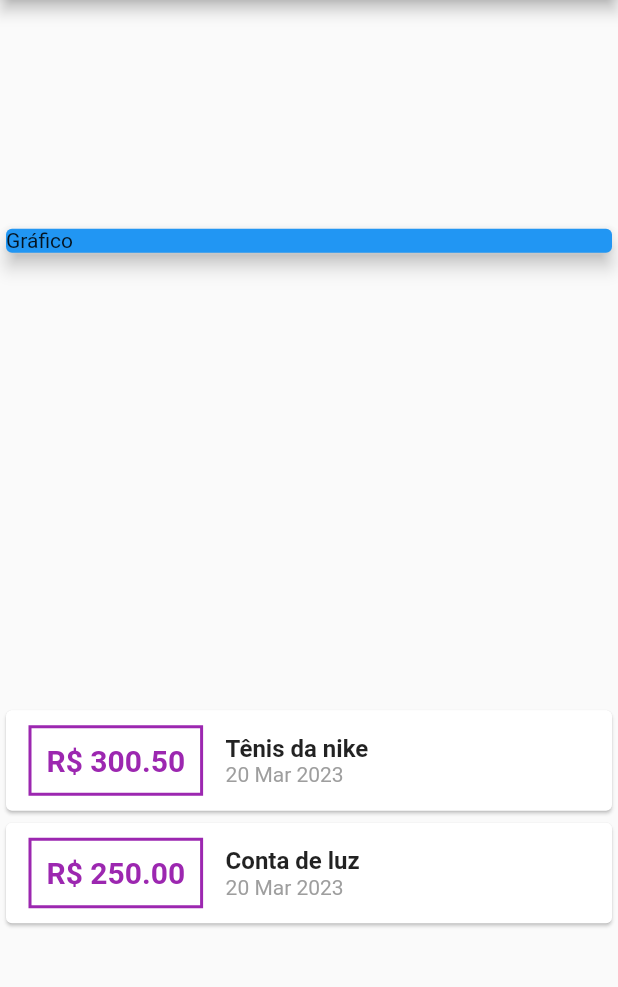
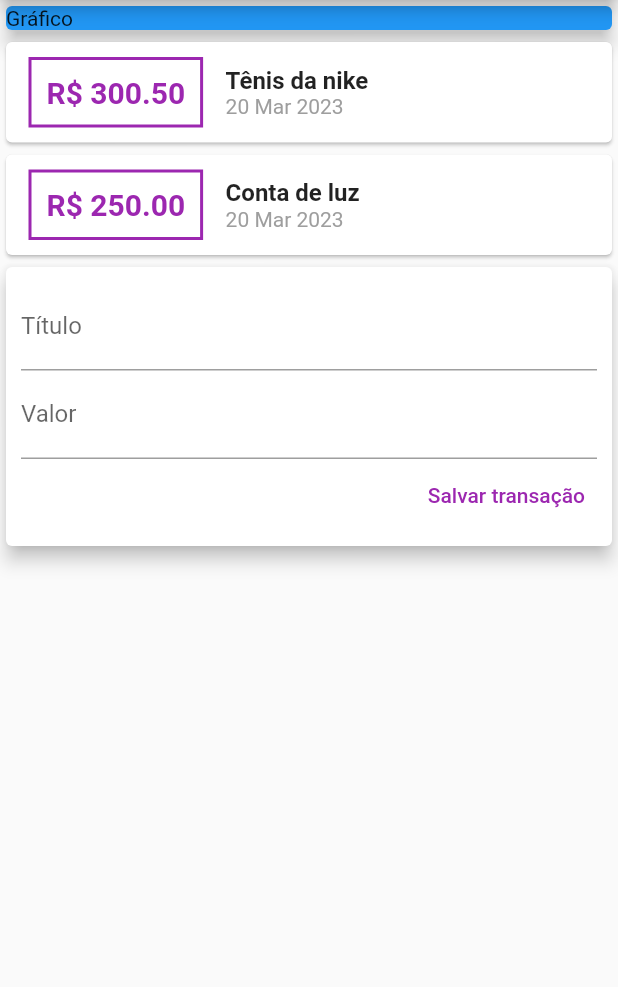
Before and after one commit to juannobert/despesas-pessoais-flutter, a Flutter app: the screen it shows after launch, on a phone screen of 412 x 824 dp, the part 84-1071 px from its top. Run offline on Flutter 3.47's test engine with Material 2 defaults, Android fonts, the phone set to English and light mode, and no system bars.

Commit message:
Adicionando formulário

```diff
--- a/lib/main.dart
+++ b/lib/main.dart
@@ -43,7 +43,6 @@ class MyHomePage extends StatelessWidget{
         )
       ),
       body: Column(
-        mainAxisAlignment: MainAxisAlignment.spaceAround,
         crossAxisAlignment: CrossAxisAlignment.stretch, //Estica os elemento ao máximo sem precisar definir a largura
         children: [
         SizedBox(
@@ -100,8 +99,39 @@ class MyHomePage extends StatelessWidget{
               ],
               )
             );
-          }).toList() // Retorna uma lista de cards que são widgets
-       )
+          }).toList(), // Retorna uma lista de cards que são widgets
+       ),
+       Card(
+            elevation: 5,
+            child: Padding(
+              padding: const EdgeInsets.all(10),
+              child: Column(children:  [
+               const TextField(
+                  decoration:  InputDecoration(
+                    labelText:"Título"
+                  ),
+                ),
+                const TextField(
+                  decoration:  InputDecoration(
+                    labelText:"Valor"
+                  ),
+                ),
+                Row(
+                  mainAxisAlignment: MainAxisAlignment.end,
+                  children:  [
+                    TextButton(
+                    onPressed: () {},
+                    style: TextButton.styleFrom(
+                      foregroundColor: Colors.purple,
+                    ),
+                    child:  const Text("Salvar transação"),
+
+                    ),
+                  ],
+                )
+              ]),
+            ),
+          )
       ],)
     );
   }
```
